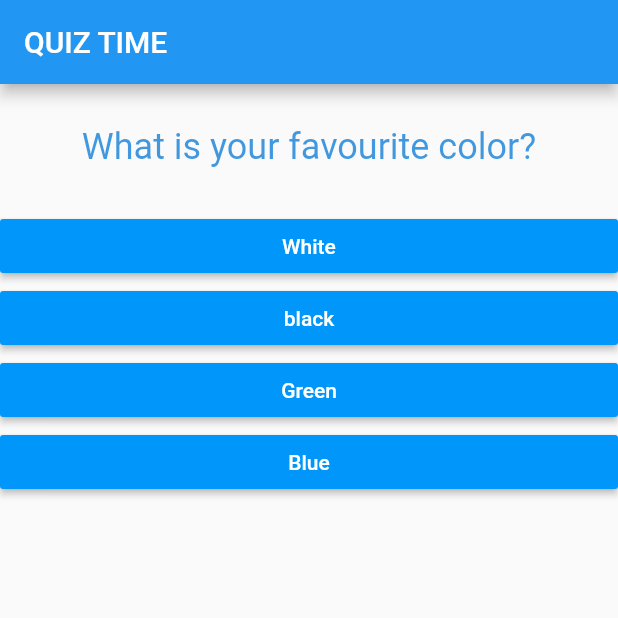
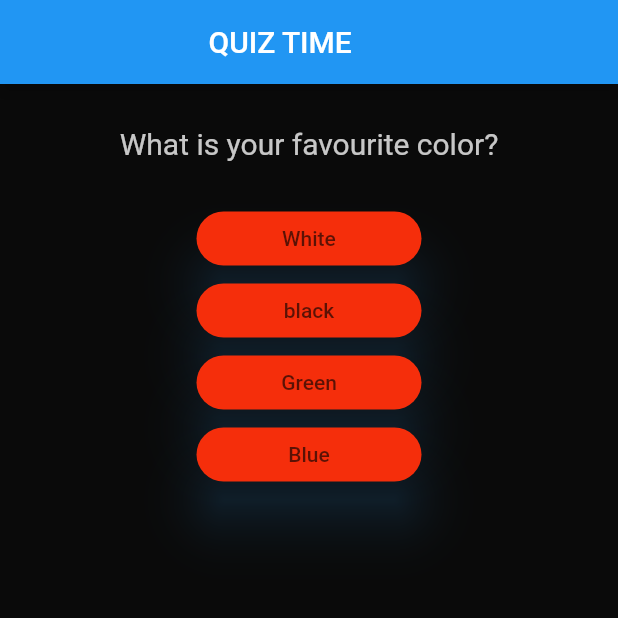
Before and after one commit to rajpranit/quiz-app, a Flutter app: the screen it shows after launch, on a phone screen of 412 x 824 dp, the top half of it. Run offline on Flutter 3.47's test engine with Material 2 defaults, Android fonts, the phone set to English and light mode, and no system bars.

Commit message:
some styling

```diff
--- a/lib/answer.dart
+++ b/lib/answer.dart
@@ -1,21 +1,34 @@
 import 'package:flutter/material.dart';
 
 class Answer extends StatelessWidget {
-
   final Function selectHandler;
   final String answer;
 
-  Answer(this.selectHandler , this.answer);
+  Answer(this.selectHandler, this.answer);
 
   @override
   Widget build(BuildContext context) {
     return (Container(
-      width: double.infinity,
-      child: RaisedButton(
-        textColor: Colors.white,
-        color: Color.fromARGB(255, 0, 150, 250),
-        hoverColor: Colors.white,
-        child: Text(answer),
+      width: 150,
+      child: ElevatedButton(
+        style: ButtonStyle(
+          backgroundColor:
+              MaterialStateProperty.all(Color.fromARGB(255, 245, 46, 11)),
+          foregroundColor:
+              MaterialStateProperty.all(Color.fromARGB(255, 255, 255, 255)),
+          overlayColor:
+              MaterialStateProperty.all(Color.fromARGB(255, 0, 247, 0)),
+          shadowColor:
+              MaterialStateProperty.all(Color.fromARGB(255, 42, 106, 158)),
+          elevation: MaterialStateProperty.all(15),
+          shape: MaterialStateProperty.all(
+            RoundedRectangleBorder(
+              borderRadius: BorderRadius.circular(30),
+            ),
+          ),
+          visualDensity: VisualDensity.adaptivePlatformDensity,
+        ),
+        child: Text(answer , style: TextStyle(color: Color.fromARGB(160, 0, 1, 2)),),
         onPressed: selectHandler,
       ),
     ));
--- a/lib/main.dart
+++ b/lib/main.dart
@@ -25,7 +25,7 @@ class _MyAppState extends State<MyApp> {
       'answers': ['White', 'black', 'Green', 'Blue']
     },
     {
-      'question': 'What is your favourite ANIMAL?',
+      'question': 'What is your favourite Animal?',
       'answers': ['Goose', 'Deer', 'lion', 'Tiger']
     },
     {
@@ -38,15 +38,20 @@ class _MyAppState extends State<MyApp> {
   Widget build(BuildContext context) {
     return MaterialApp(
       home: Scaffold(
+        backgroundColor: Color.fromARGB(255, 10, 10, 10),
         appBar: AppBar(
-          title: Text("QUIZ TIME"),
+          titleSpacing: 139,
+          title: Text(
+            "QUIZ TIME",
+            style: TextStyle(
+              color: Color.fromARGB(255, 255, 255, 255),
+            ),
+          ),
         ),
         body: Column(
           children: [
-              Question(questions[_questionIndex]["question"]),
-              ...(questions[_questionIndex]['answers'] as List).map((answer) {
-                return Answer(_answerQuestion,answer);
-              })
+            Question(questions[_questionIndex]["question"]),
+            ...(questions[_questionIndex]['answers'] as List).map((answer) => Answer(_answerQuestion, answer))
           ],
         ),
       ),
--- a/lib/question.dart
+++ b/lib/question.dart
@@ -14,8 +14,9 @@ class Question extends StatelessWidget {
       child: Text(
         questionText,
         style: TextStyle(
-          color: Color.fromARGB(197, 11, 123, 214),
-          fontSize: 24,
+          color: Color.fromARGB(197, 255, 255, 255),
+          fontSize: 20,
+
         ),
         textAlign: TextAlign.center,
       ),
```
